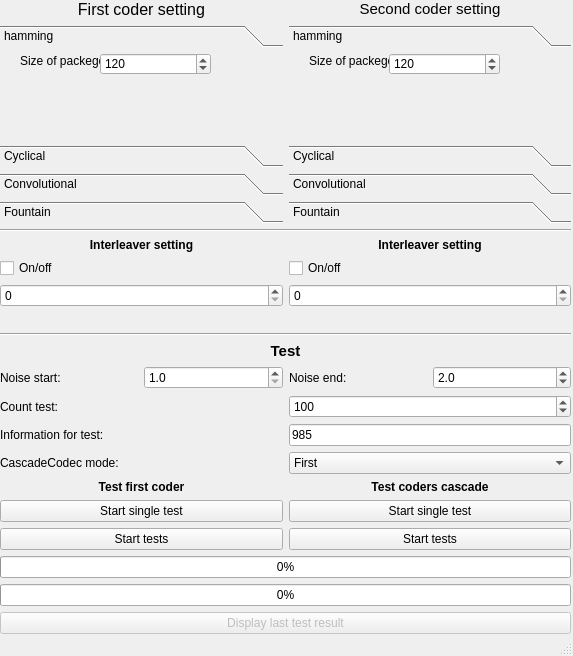
Qt form src/GUI/UI/window.ui (Banifest/Codding) before a commit.
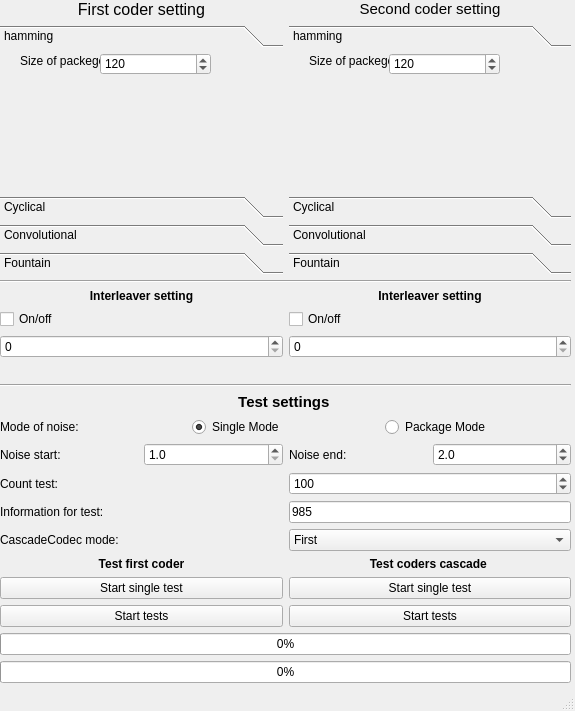
The same form after that commit.

Commit message: Add radio button for choosing mode of noise on GUI

```diff
--- a/src/GUI/UI/window.ui
+++ b/src/GUI/UI/window.ui
@@ -6,8 +6,8 @@
    <rect>
     <x>0</x>
     <y>0</y>
-    <width>573</width>
-    <height>656</height>
+       <width>575</width>
+       <height>711</height>
    </rect>
   </property>
   <property name="windowTitle">
@@ -20,7 +20,7 @@
       <x>0</x>
       <y>0</y>
       <width>571</width>
-      <height>634</height>
+         <height>711</height>
      </rect>
     </property>
     <layout class="QVBoxLayout" name="actionVerLayout">
@@ -71,7 +71,7 @@
             <x>0</x>
             <y>0</y>
             <width>281</width>
-            <height>95</height>
+               <height>147</height>
            </rect>
           </property>
           <attribute name="label">
@@ -369,7 +369,7 @@
             <x>0</x>
             <y>0</y>
             <width>280</width>
-            <height>95</height>
+               <height>147</height>
            </rect>
           </property>
           <attribute name="label">
@@ -702,64 +702,42 @@
      <item>
       <widget class="QLabel" name="label_39">
        <property name="text">
-        <string>&lt;html&gt;&lt;head/&gt;&lt;body&gt;&lt;p align=&quot;center&quot;&gt;&lt;span style=&quot; font-size:11pt; font-weight:600;&quot;&gt;Test&lt;/span&gt;&lt;/p&gt;&lt;/body&gt;&lt;/html&gt;</string>
+           <string>&lt;html&gt;&lt;head/&gt;&lt;body&gt;&lt;p align=&quot;center&quot;&gt;&lt;span style=&quot;
+               font-size:11pt; font-weight:600;&quot;&gt;Test settings&lt;/span&gt;&lt;/p&gt;&lt;/body&gt;&lt;/html&gt;
+           </string>
        </property>
       </widget>
      </item>
      <item>
-      <layout class="QGridLayout" name="testCoderGrid">
-       <item row="5" column="2" colspan="2">
-        <widget class="QLabel" name="label_20">
+         <layout class="QHBoxLayout" name="horizontalLayout">
+             <item>
+                 <widget class="QLabel" name="noiseModeLayble">
          <property name="text">
-          <string>&lt;html&gt;&lt;head/&gt;&lt;body&gt;&lt;p align=&quot;center&quot;&gt;&lt;span style=&quot; font-weight:600;&quot;&gt;Test coders cascade&lt;/span&gt;&lt;/p&gt;&lt;/body&gt;&lt;/html&gt;</string>
+             <string>Mode of noise:</string>
          </property>
         </widget>
        </item>
-       <item row="6" column="0" colspan="2">
-        <widget class="QPushButton" name="startSingleFirstCoderButton">
+             <item>
+                 <widget class="QRadioButton" name="singleErrorModeRadio">
          <property name="text">
-          <string>Start single test</string>
+             <string>Single Mode</string>
          </property>
-        </widget>
-       </item>
-       <item row="6" column="2" colspan="2">
-        <widget class="QPushButton" name="startSingleCascadeCoderButton">
-         <property name="text">
-          <string>Start single test</string>
+                     <property name="checked">
+                         <bool>true</bool>
          </property>
         </widget>
        </item>
-       <item row="1" column="0" colspan="2">
-        <widget class="QLabel" name="label_10">
+             <item>
+                 <widget class="QRadioButton" name="packageErrorModeRadio">
          <property name="text">
-          <string>Count test:</string>
+             <string>Package Mode</string>
          </property>
         </widget>
        </item>
-       <item row="8" column="0" colspan="4">
-        <widget class="QProgressBar" name="singleProgress">
-         <property name="value">
-          <number>0</number>
-         </property>
-        </widget>
-       </item>
-       <item row="10" column="0" colspan="4">
-        <widget class="QPushButton" name="pushButton">
-         <property name="enabled">
-          <bool>false</bool>
-         </property>
-         <property name="text">
-          <string>Display last test result</string>
-         </property>
-        </widget>
-       </item>
-       <item row="0" column="0">
-        <widget class="QLabel" name="beginNoiseLable">
-         <property name="text">
-          <string>Noise start:</string>
-         </property>
-        </widget>
-       </item>
+         </layout>
+     </item>
+        <item>
+            <layout class="QGridLayout" name="testCoderGrid">
        <item row="0" column="3">
         <widget class="QDoubleSpinBox" name="noiseFinishEdit">
          <property name="locale">
@@ -782,30 +760,6 @@
          </property>
         </widget>
        </item>
-       <item row="1" column="2" colspan="2">
-        <widget class="QSpinBox" name="countTestEdit">
-         <property name="maximum">
-          <number>99999999</number>
-         </property>
-         <property name="value">
-          <number>100</number>
-         </property>
-        </widget>
-       </item>
-       <item row="2" column="0" colspan="2">
-        <widget class="QLabel" name="label_11">
-         <property name="text">
-          <string>Information for test:</string>
-         </property>
-        </widget>
-       </item>
-       <item row="7" column="2" colspan="2">
-        <widget class="QPushButton" name="startTestsCascadeCoderButton">
-         <property name="text">
-          <string>Start tests</string>
-         </property>
-        </widget>
-       </item>
        <item row="9" column="0" colspan="4">
         <widget class="QProgressBar" name="autoProgress">
          <property name="value">
@@ -813,20 +767,6 @@
          </property>
         </widget>
        </item>
-       <item row="2" column="2" colspan="2">
-        <widget class="QLineEdit" name="informationEdit">
-         <property name="text">
-          <string>985</string>
-         </property>
-        </widget>
-       </item>
-       <item row="0" column="2">
-        <widget class="QLabel" name="endNoiseLable">
-         <property name="text">
-          <string>Noise end:</string>
-         </property>
-        </widget>
-       </item>
        <item row="5" column="0" colspan="2">
         <widget class="QLabel" name="label_19">
          <property name="text">
@@ -867,6 +807,91 @@
          </property>
         </widget>
        </item>
+                <item row="5" column="2" colspan="2">
+                    <widget class="QLabel" name="label_20">
+                        <property name="text">
+                            <string>&lt;html&gt;&lt;head/&gt;&lt;body&gt;&lt;p align=&quot;center&quot;&gt;&lt;span
+                                style=&quot; font-weight:600;&quot;&gt;Test coders cascade&lt;/span&gt;&lt;/p&gt;&lt;/body&gt;&lt;/html&gt;
+                            </string>
+                        </property>
+                    </widget>
+                </item>
+                <item row="8" column="0" colspan="4">
+                    <widget class="QProgressBar" name="singleProgress">
+                        <property name="value">
+                            <number>0</number>
+                        </property>
+                    </widget>
+                </item>
+                <item row="1" column="0" colspan="2">
+                    <widget class="QLabel" name="label_10">
+                        <property name="text">
+                            <string>Count test:</string>
+                        </property>
+                    </widget>
+                </item>
+                <item row="1" column="2" colspan="2">
+                    <widget class="QSpinBox" name="countTestEdit">
+                        <property name="maximum">
+                            <number>99999999</number>
+                        </property>
+                        <property name="value">
+                            <number>100</number>
+                        </property>
+                    </widget>
+                </item>
+                <item row="6" column="0" colspan="2">
+                    <widget class="QPushButton" name="startSingleFirstCoderButton">
+                        <property name="text">
+                            <string>Start single test</string>
+                        </property>
+                    </widget>
+                </item>
+                <item row="10" column="0" colspan="4">
+                    <widget class="QPushButton" name="pushButton">
+                        <property name="enabled">
+                            <bool>false</bool>
+                        </property>
+                        <property name="text">
+                            <string>Display last test result</string>
+                        </property>
+                    </widget>
+                </item>
+                <item row="6" column="2" colspan="2">
+                    <widget class="QPushButton" name="startSingleCascadeCoderButton">
+                        <property name="text">
+                            <string>Start single test</string>
+                        </property>
+                    </widget>
+                </item>
+                <item row="7" column="2" colspan="2">
+                    <widget class="QPushButton" name="startTestsCascadeCoderButton">
+                        <property name="text">
+                            <string>Start tests</string>
+                        </property>
+                    </widget>
+                </item>
+                <item row="2" column="0" colspan="2">
+                    <widget class="QLabel" name="label_11">
+                        <property name="text">
+                            <string>Information for test:</string>
+                        </property>
+                    </widget>
+                </item>
+                <item row="2" column="2" colspan="2">
+                    <widget class="QLineEdit" name="informationEdit">
+                        <property name="text">
+                            <string>985</string>
+                        </property>
+                    </widget>
+                </item>
+                <item row="0" column="2">
+                    <widget class="QLabel" name="endNoiseLable">
+                        <property name="text">
+                            <string>Noise end:</string>
+                        </property>
+                    </widget>
+                </item>
        <item row="3" column="2" colspan="2">
         <widget class="QComboBox" name="cascadeModeComboBox">
          <property name="editable">
@@ -884,6 +909,13 @@
          </item>
         </widget>
        </item>
+                <item row="0" column="0">
+                    <widget class="QLabel" name="beginNoiseLable">
+                        <property name="text">
+                            <string>Noise start:</string>
+                        </property>
+                    </widget>
+                </item>
       </layout>
      </item>
     </layout>
```
Left out of the diff: 12 changed lines with no effect on the pictures.
